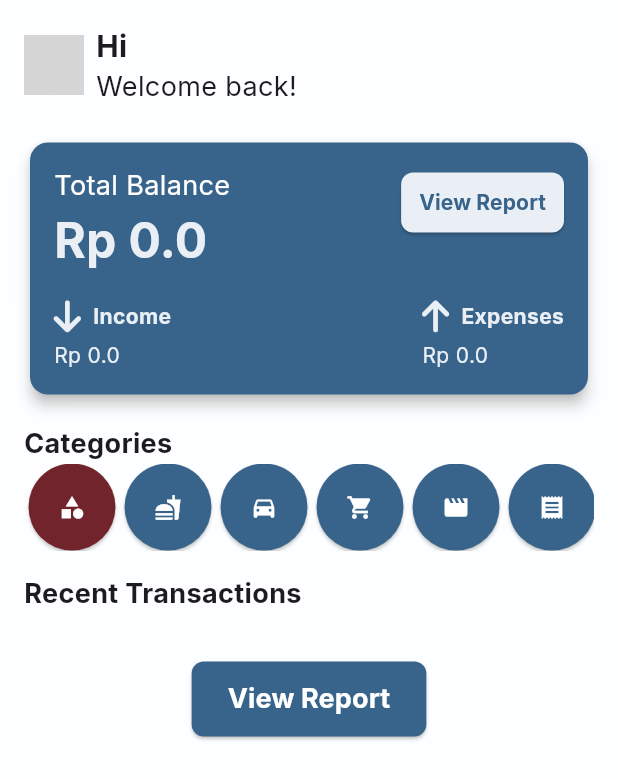
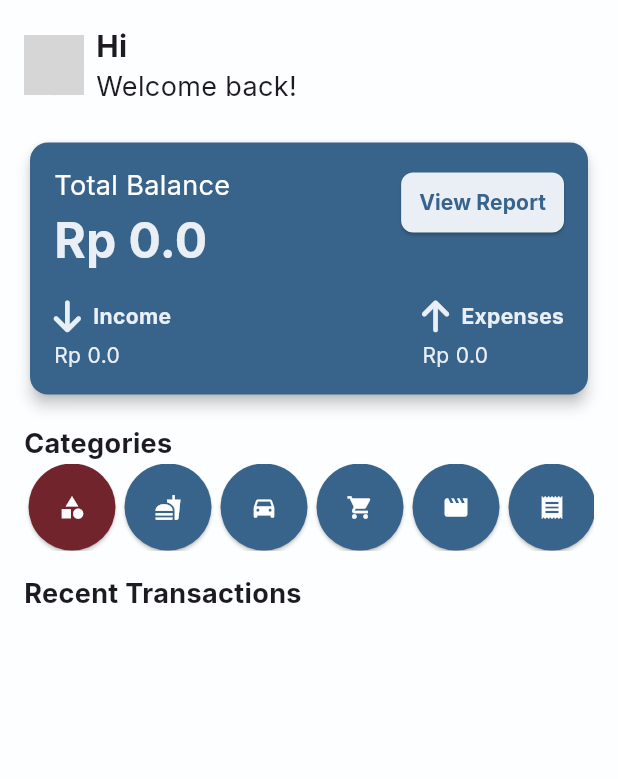
Before and after one commit to VinChriZ/MoneyManager, a Flutter app: the HomeScreen screen opened directly, on a phone screen of 412 x 824 dp. Shown: the top 779 px of the screen. Run offline on Flutter 3.47's test engine with Material 3 defaults, Android fonts, the phone set to English and light mode, and no system bars; our stand-ins replace cloud_firestore, firebase_auth, firebase_core, fl_chart, flutter_speed_dial, flutter_svg and 5 more; accounts and stored records are empty; network calls fail; grey boxes are pictures that could not be loaded.

Commit message:
Small Fix

```diff
--- a/lib/home.dart
+++ b/lib/home.dart
@@ -324,29 +324,6 @@ class _HomeScreenState extends State<HomeScreen> {
                     ),
                     SizedBox(height: 16.0),
                     _buildRecentTransactions(),
-                    SizedBox(height: 16.0),
-                    ElevatedButton(
-                      onPressed: () {
-                        Navigator.push(
-                          context,
-                          MaterialPageRoute(builder: (context) => ReportPage()),
-                        );
-                      },
-                      style: ElevatedButton.styleFrom(
-                        backgroundColor: Color(0xFF38648c),
-                        foregroundColor: Colors.white,
-                        padding: EdgeInsets.symmetric(
-                            horizontal: 24.0, vertical: 12.0),
-                        shape: RoundedRectangleBorder(
-                          borderRadius: BorderRadius.circular(8.0),
-                        ),
-                      ),
-                      child: Text(
-                        'View Report',
-                        style: GoogleFonts.inter(
-                            fontSize: 18, fontWeight: FontWeight.bold),
-                      ),
-                    ),
                   ],
                 ),
               ),
```
